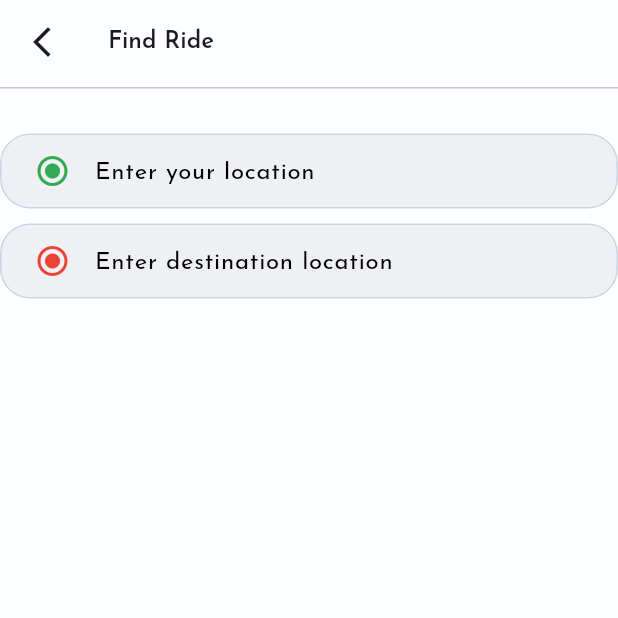
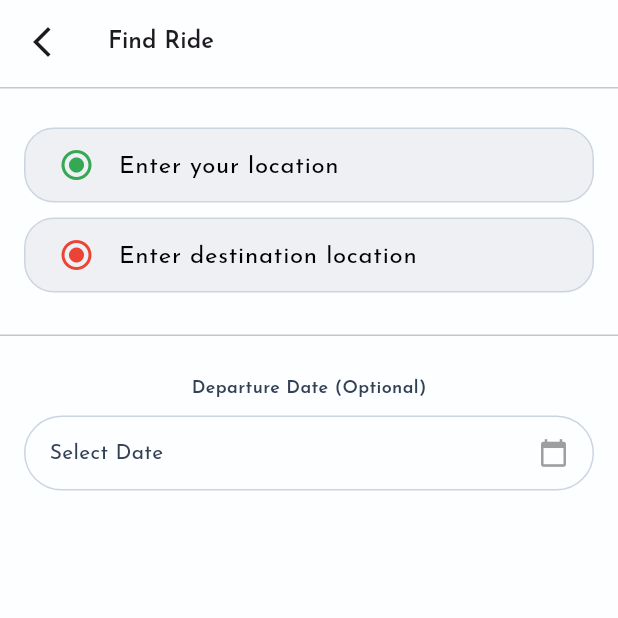
Before and after one commit to vaibhav-sutariya/QuickHitch, a Flutter app: the FindRideScreen screen opened by its route, on a phone screen of 412 x 824 dp, the top half of it. Run offline on Flutter 3.47's test engine with Material 3 defaults, Android fonts, the phone set to English and light mode, and no system bars; drawn by our look-alikes of google_places_flutter; our stand-ins replace another_flushbar, flutter_dotenv, flutter_rating_bar, flutter_svg, flutter_vector_icons, fluttertoast and 6 more; accounts and stored records are empty.

Commit message:
Add SearchRideViewModel and implement FindRideScreen with text fields and date picker

```diff
--- a/lib/main.dart
+++ b/lib/main.dart
@@ -25,6 +25,7 @@ import 'package:quick_hitch/view_model/controller/auth/social_sign_in/apple_sign
 import 'package:quick_hitch/view_model/controller/auth/social_sign_in/facebook_sign_in.dart';
 import 'package:quick_hitch/view_model/controller/auth/social_sign_in/google_sign_in.dart';
 import 'package:quick_hitch/view_model/controller/home/post_ride_view_model.dart';
+import 'package:quick_hitch/view_model/controller/home/search_ride_view_model.dart';
 import 'package:quick_hitch/view_model/controller/profile/change_password/change_password_view_model.dart';
 import 'package:quick_hitch/view_model/controller/profile/get_profile/get_user_profile_view_model.dart';
 import 'package:quick_hitch/view_model/controller/profile/update_profile/update_profile_view_model.dart';
@@ -100,6 +101,7 @@ class MyApp extends StatelessWidget {
         ChangeNotifierProvider(create: (_) => FindOneVehicleViewModel()),
         ChangeNotifierProvider(create: (_) => PostRideViewModel()),
         ChangeNotifierProvider(create: (_) => GetAllRidesViewModel()),
+        ChangeNotifierProvider(create: (_) => SearchRideViewModel()),
       ],
       child: MaterialApp(
         title: 'Quick Hitch',
--- a/lib/view/home/find/find_ride_screen.dart
+++ b/lib/view/home/find/find_ride_screen.dart
@@ -1,8 +1,10 @@
 import 'package:flutter/material.dart';
-import 'package:quick_hitch/configs/colors/app_colors.dart';
+import 'package:provider/provider.dart';
 import 'package:quick_hitch/configs/components/custom_app_bar.dart';
 import 'package:quick_hitch/configs/components/custom_divider.dart';
-import 'package:quick_hitch/view/home/widgets/place_enter_field.dart';
+import 'package:quick_hitch/view/home/find/widgets/date_picker_widget.dart';
+import 'package:quick_hitch/view/home/find/widgets/text_fields_widget.dart';
+import 'package:quick_hitch/view_model/controller/home/search_ride_view_model.dart';
 
 class FindRideScreen extends StatelessWidget {
   const FindRideScreen({super.key});
@@ -15,32 +17,34 @@ class FindRideScreen extends StatelessWidget {
         isLeading: true,
         isAction: false,
       ),
-      body: Column(
-        children: [
-          CustomDivider(),
-          const SizedBox(height: 20),
-          Column(
+      body: Consumer<SearchRideViewModel>(
+        builder: (context, viewModel, child) {
+          return Column(
+            crossAxisAlignment: CrossAxisAlignment.start,
             children: [
-              PlaceEnterField(
-                iconColor: AppColors.greenColor2,
-                hintText: 'Enter your location',
-                onLocationSelected: (location, lat, lng) {
-                  // viewModel.setDepartureLocation(location, lat, lng);
-                  // viewModel.setStopLocation(location, lat, lng);
-                },
-              ),
-              const SizedBox(height: 10),
-              PlaceEnterField(
-                iconColor: AppColors.redColor,
-                hintText: 'Enter destination location',
-                onLocationSelected: (location, lat, lng) {
-                  // viewModel.setDestinationLocation(location, lat, lng);
-                  // viewModel.setStopLocation(location, lat, lng);
-                },
+              CustomDivider(),
+              TextFieldsWidget(),
+              CustomDivider(),
+              Padding(
+                padding: const EdgeInsets.all(16.0),
+                child: Column(
+                  children: [
+                    Text(
+                      'Departure Date (Optional)',
+                      style: TextStyle(
+                        color: const Color(0xFF334155),
+                        fontSize: 12,
+                        fontWeight: FontWeight.w600,
+                      ),
+                    ),
+                    SizedBox(height: 10),
+                    SizedBox(height: 50, child: DatePicker()),
+                  ],
+                ),
               ),
             ],
-          ),
-        ],
+          );
+        },
       ),
     );
   }
--- /dev/null
+++ b/lib/view/home/find/widgets/date_picker_widget.dart
@@ -0,0 +1,42 @@
+import 'package:flutter/material.dart';
+import 'package:provider/provider.dart';
+import 'package:quick_hitch/configs/colors/app_colors.dart';
+import 'package:quick_hitch/view_model/controller/home/search_ride_view_model.dart';
+
+class DatePicker extends StatelessWidget {
+  const DatePicker({super.key});
+
+  @override
+  Widget build(BuildContext context) {
+    final datePickerViewModel = Provider.of<SearchRideViewModel>(context);
+
+    return GestureDetector(
+      onTap: () => datePickerViewModel.selectDate(context),
+      child: Container(
+        width: double.infinity,
+        padding: const EdgeInsets.symmetric(horizontal: 16, vertical: 12),
+        decoration: BoxDecoration(
+          borderRadius: BorderRadius.circular(25),
+          border: Border.all(color: AppColors.borderColor),
+        ),
+        child: Row(
+          mainAxisAlignment: MainAxisAlignment.spaceBetween,
+          children: [
+            Expanded(
+              child: Text(
+                datePickerViewModel.formattedDate,
+                style: const TextStyle(
+                  fontSize: 14,
+                  color: AppColors.darkColor,
+                  fontWeight: FontWeight.w400,
+                ),
+                overflow: TextOverflow.ellipsis,
+              ),
+            ),
+            const Icon(Icons.calendar_today, color: Colors.grey, size: 20),
+          ],
+        ),
+      ),
+    );
+  }
+}
--- /dev/null
+++ b/lib/view/home/find/widgets/text_fields_widget.dart
@@ -0,0 +1,36 @@
+import 'package:flutter/widgets.dart';
+import 'package:quick_hitch/configs/colors/app_colors.dart';
+import 'package:quick_hitch/view/home/widgets/place_enter_field.dart';
+
+class TextFieldsWidget extends StatelessWidget {
+  const TextFieldsWidget({super.key});
+
+  @override
+  Widget build(BuildContext context) {
+    return Padding(
+      padding: const EdgeInsets.all(16.0),
+      child: Column(
+        children: [
+          PlaceEnterField(
+            iconColor: AppColors.greenColor2,
+            hintText: 'Enter your location',
+            onLocationSelected: (location, lat, lng) {
+              // viewModel.setDepartureLocation(location, lat, lng);
+              // viewModel.setStopLocation(location, lat, lng);
+            },
+          ),
+          const SizedBox(height: 10),
+          PlaceEnterField(
+            iconColor: AppColors.redColor,
+            hintText: 'Enter destination location',
+            onLocationSelected: (location, lat, lng) {
+              // viewModel.setDestinationLocation(location, lat, lng);
+              // viewModel.setStopLocation(location, lat, lng);
+            },
+          ),
+          SizedBox(height: 10),
+        ],
+      ),
+    );
+  }
+}
--- /dev/null
+++ b/lib/view_model/controller/home/search_ride_view_model.dart
@@ -0,0 +1,78 @@
+import 'dart:developer';
+
+import 'package:flutter/material.dart';
+import 'package:intl/intl.dart';
+
+class SearchRideViewModel with ChangeNotifier {
+  String? departureLocation;
+  double? departureLat;
+  double? departureLng;
+
+  String? destinationLocation;
+  double? destinationLat;
+  double? destinationLng;
+  DateTime? _selectedDate;
+
+  DateTime? get selectedDate => _selectedDate;
+
+  String get formattedDate => _selectedDate != null
+      ? DateFormat('dd/MM/yyyy').format(_selectedDate!)
+      : 'Select Date';
+
+  Future<void> selectDate(BuildContext context) async {
+    DateTime initialDate = _selectedDate ?? DateTime.now();
+    DateTime firstDate = DateTime.now();
+    DateTime lastDate = DateTime(2100);
+
+    final DateTime? picked = await showDatePicker(
+      context: context,
+      initialDate: initialDate,
+      firstDate: firstDate,
+      lastDate: lastDate,
+    );
+
+    if (picked != null && picked != _selectedDate) {
+      _selectedDate = picked;
+      notifyListeners(); // Notify UI
+    }
+  }
+
+  void setDepartureLocation(String location, double lat, double lng) {
+    departureLocation = location;
+    departureLat = lat;
+    departureLng = lng;
+    log('Departure Location: $departureLocation, Lat: $lat, Lng: $lng');
+    notifyListeners();
+  }
+
+  void setDestinationLocation(String location, double lat, double lng) {
+    destinationLocation = location;
+    destinationLat = lat;
+    destinationLng = lng;
+    log('Destination Location: $destinationLocation, Lat: $lat, Lng: $lng');
+    notifyListeners();
+  }
+
+  void pickDate(BuildContext context, {bool isReturnTrip = false}) async {
+    DateTime? pickedDate = await showDatePicker(
+      context: context,
+      initialDate: DateTime.now(),
+      firstDate: DateTime(2000),
+      lastDate: DateTime(2100),
+    );
+
+    _selectedDate = pickedDate;
+    log('Departure Date: $_selectedDate');
+
+    notifyListeners();
+  }
+
+  int _selectedSeat = 1;
+  int get selectedSeat => _selectedSeat;
+
+  void updateSelectedSeat(int seatNumber) {
+    log('Selected Seat: $seatNumber');
+    _selectedSeat = seatNumber;
+    notifyListeners();
+  }
+}
```
Also changed, not shown: 4 other files.
